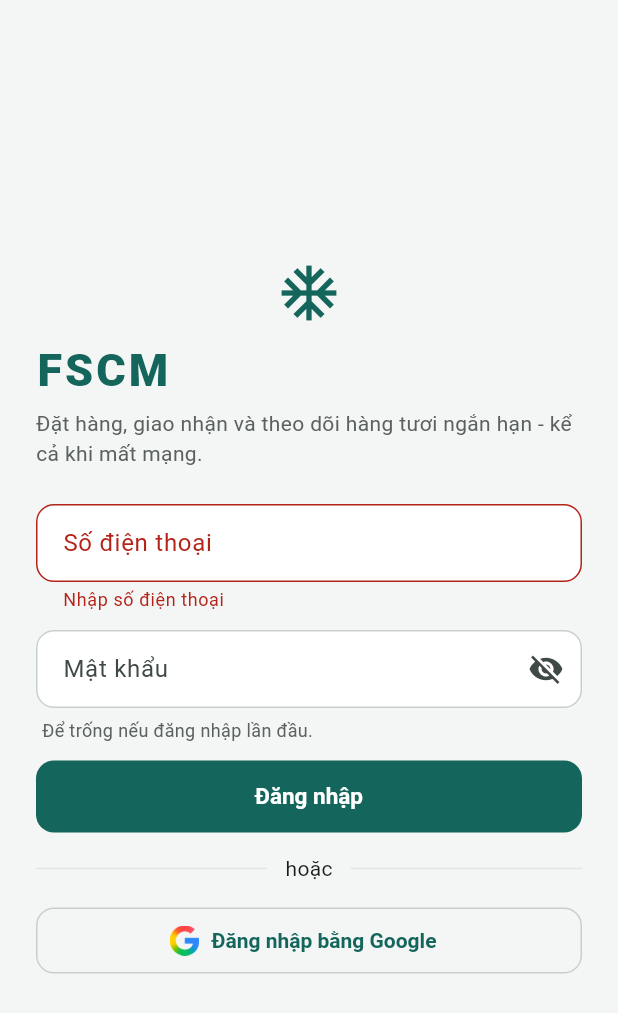
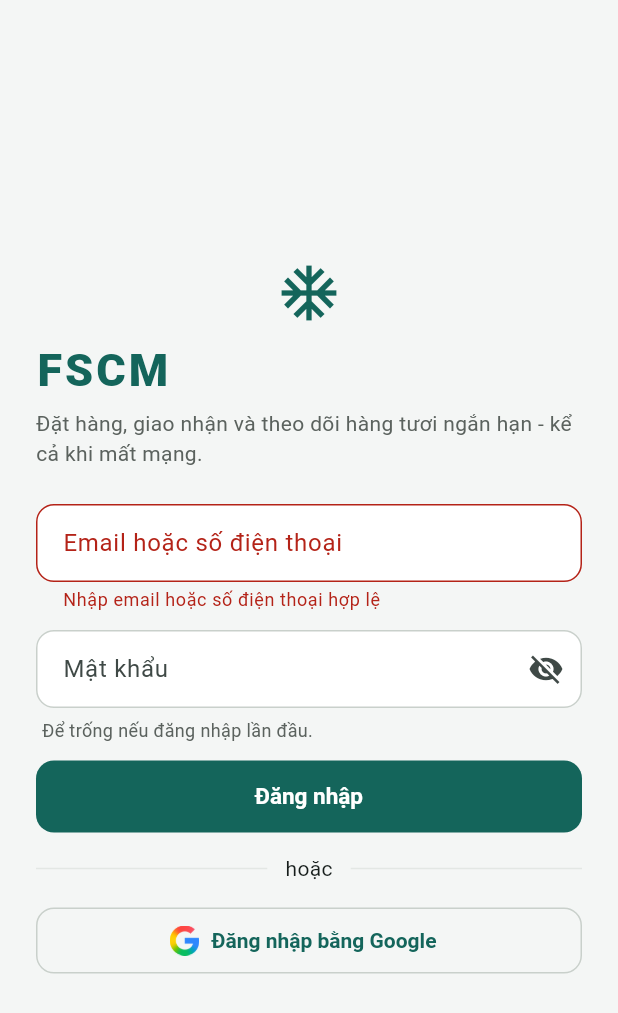
Before and after one commit to GFA26SE63/FSCM-Mobile, a Flutter app: the screen it shows after launch, after a tap on "Đăng nhập", on a phone screen of 412 x 824 dp. Shown: the top 1013 px of the screen. Run offline on Flutter 3.47's test engine with Material 3 defaults, Android fonts, the phone set to English and light mode, and no system bars; our stand-ins replace connectivity_plus, dio, flutter_riverpod, flutter_secure_storage, go_router, google_sign_in and 4 more; missing offline and left inert: google_sign_in_all_platforms, mobile_scanner; accounts and stored records are empty.

Commit message:
feat(auth): accept email or phone login

```diff
--- a/lib/features/common/auth/login_screen.dart
+++ b/lib/features/common/auth/login_screen.dart
@@ -18,7 +18,7 @@
 }
 
 class _LoginScreenState extends ConsumerState<LoginScreen> {
-  final TextEditingController _phone = TextEditingController();
+  final TextEditingController _identifier = TextEditingController();
   final TextEditingController _password = TextEditingController();
   final GlobalKey<FormState> _form = GlobalKey<FormState>();
   bool _busy = false;
@@ -27,7 +27,7 @@
 
   @override
   void dispose() {
-    _phone.dispose();
+    _identifier.dispose();
     _password.dispose();
     super.dispose();
   }
@@ -38,10 +38,10 @@
       _busy = true;
       _error = null;
     });
-    final phone = _phone.text.replaceAll(' ', '');
+    final identifier = _identifier.text.trim();
     bool ok;
     try {
-      ok = await ref.read(authControllerProvider.notifier).login(phone, _password.text);
+      ok = await ref.read(authControllerProvider.notifier).login(identifier, _password.text);
     } on ApiException catch (error) {
       if (error.code == 'retailer_activation_required' && mounted) {
         await context.push(AppRoutes.retailerActivation);
@@ -103,14 +103,16 @@
                     ),
                     const SizedBox(height: 24),
                     TextFormField(
-                      controller: _phone,
-                      keyboardType: TextInputType.phone,
+                      controller: _identifier,
+                      keyboardType: TextInputType.emailAddress,
                       decoration:
-                          const InputDecoration(labelText: 'Số điện thoại'),
-                      validator: (v) =>
-                          (v == null || v.replaceAll(' ', '').length < 9)
-                              ? 'Nhập số điện thoại'
-                              : null,
+                          const InputDecoration(labelText: 'Email hoặc số điện thoại'),
+                      validator: (v) {
+                        final value = v?.trim() ?? '';
+                        final isEmail = RegExp(r'^\S+@\S+\.\S+$').hasMatch(value);
+                        final isPhone = RegExp(r'^0\d{9}$').hasMatch(value.replaceAll(' ', ''));
+                        return isEmail || isPhone ? null : 'Nhập email hoặc số điện thoại hợp lệ';
+                      },
                     ),
                     const SizedBox(height: 12),
                     TextFormField(
```
